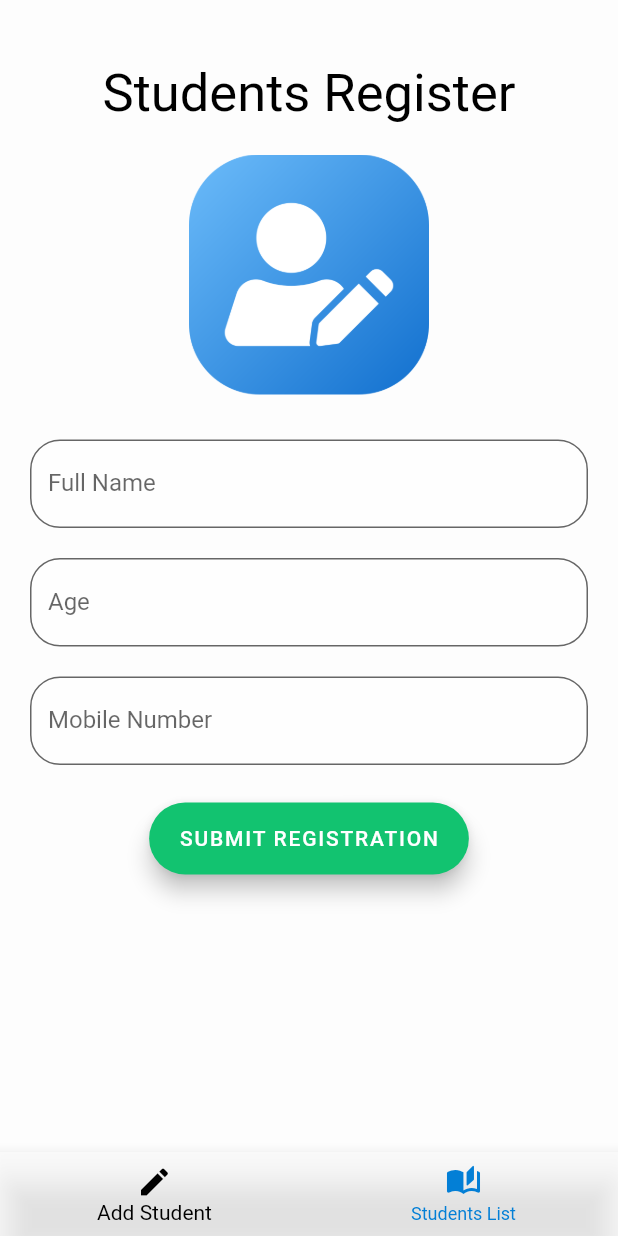
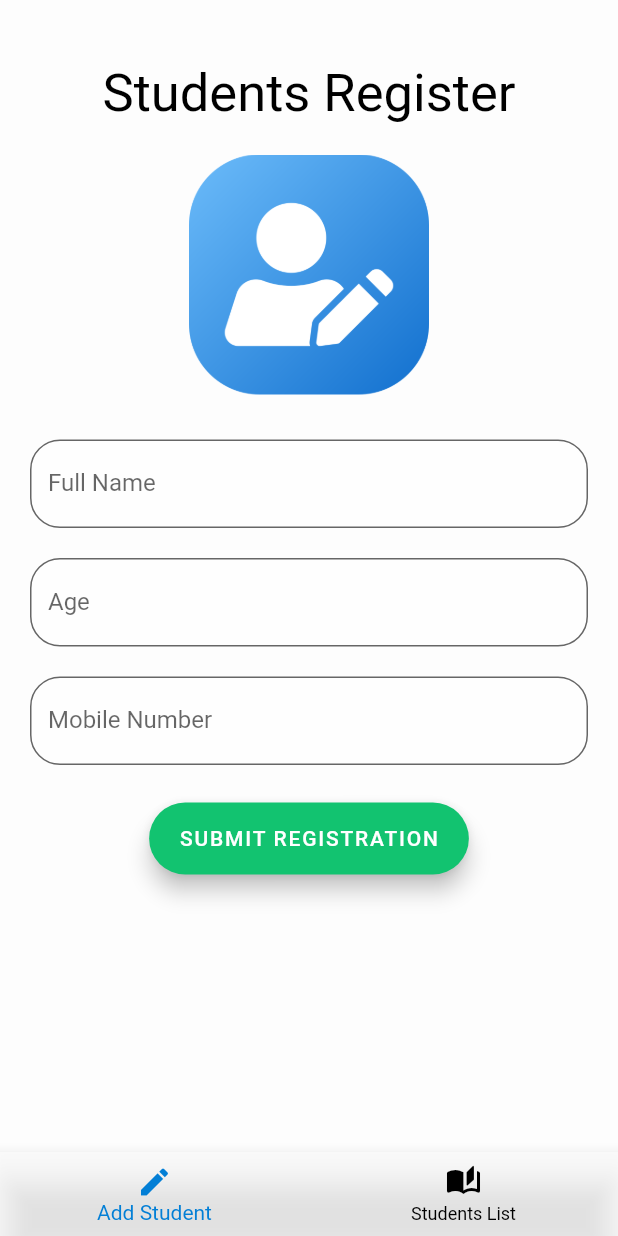
Before and after one commit to joyaljosephnote/Students_Data_App, a Flutter app: the screen it shows after launch, on a phone screen of 412 x 824 dp. Run offline on Flutter 3.47's test engine with Material 2 defaults, Android fonts, the phone set to English and light mode, and no system bars; our stand-ins replace google_fonts, hive, hive_flutter, image_picker; accounts and stored records are empty; Roboto replaces fonts that are missing (Staatliches).

Commit message:
fixed some error

```diff
--- a/lib/screens/home_screen.dart
+++ b/lib/screens/home_screen.dart
@@ -24,8 +24,8 @@ class _HomeScreenState extends State<HomeScreen> {
       body: _pages[_currentSelectedIndex],
       bottomNavigationBar: BottomNavigationBar(
         backgroundColor: Colors.white60,
-        selectedItemColor: Colors.black,
-        unselectedItemColor: const Color.fromARGB(255, 3, 127, 214),
+        unselectedItemColor: Colors.black,
+        selectedItemColor: const Color.fromARGB(255, 3, 127, 214),
         currentIndex: _currentSelectedIndex,
         onTap: (newIndex) {
           setState(() {
```
